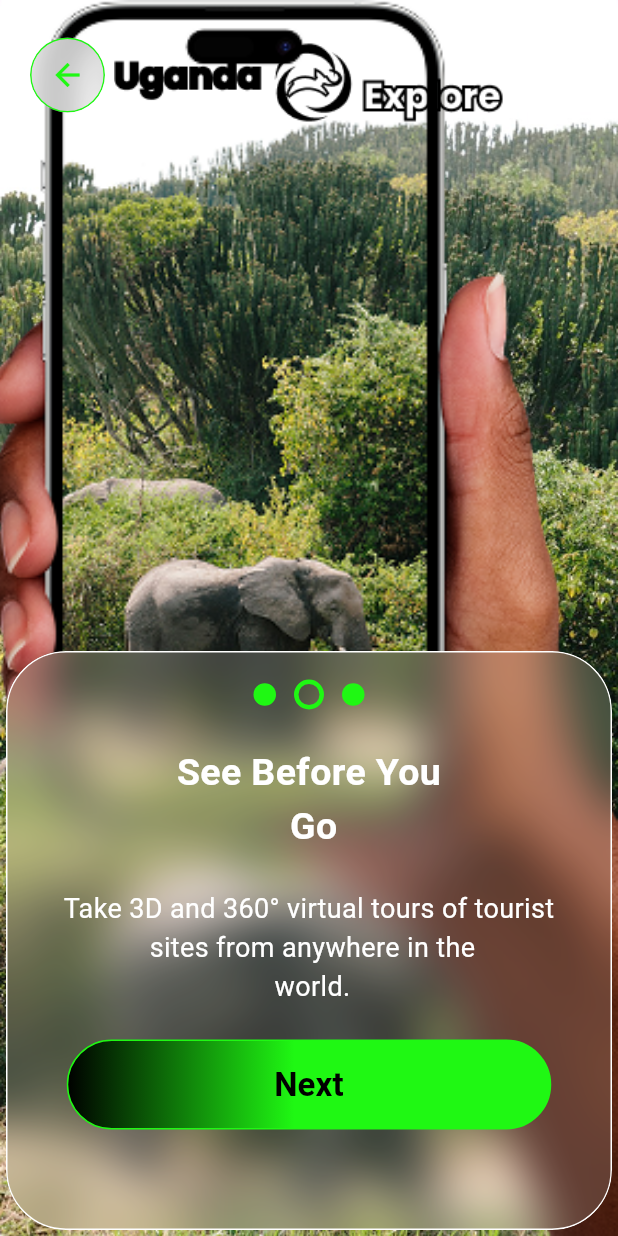
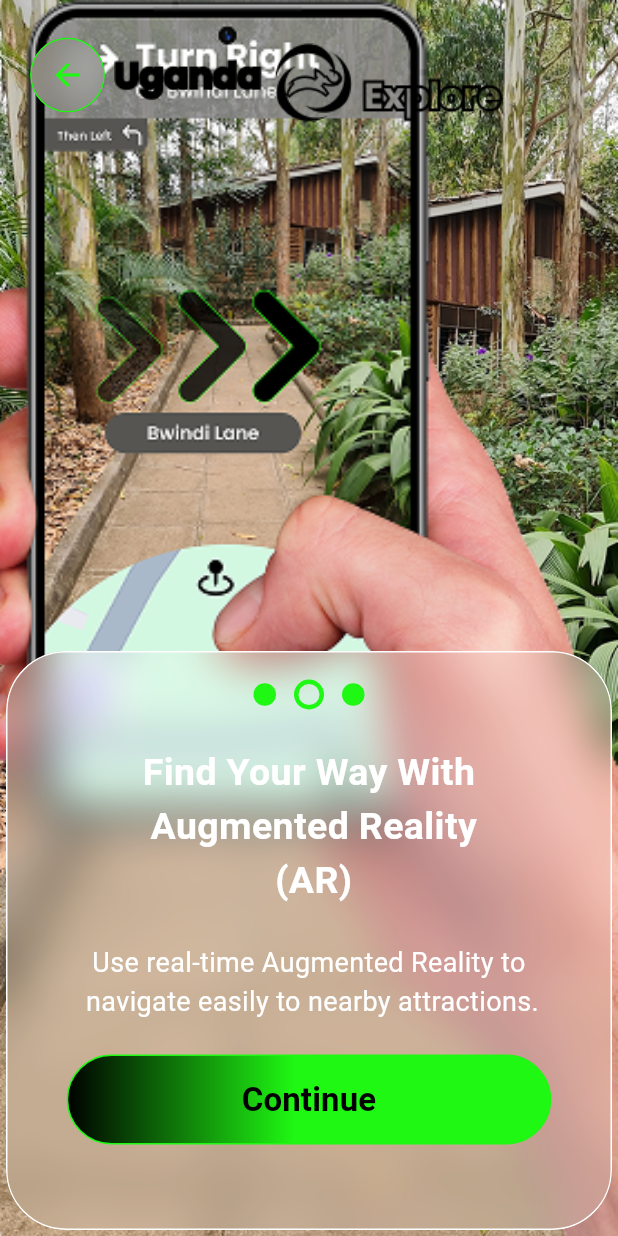
Before and after one commit to Alvin11David/UGANDA-EXPLORE, a Flutter app: the screen it shows after launch, after a tap on the "arrow back" icon, after a tap on "Get Started", after a tap on "Next", on a phone screen of 412 x 824 dp. Run offline on Flutter 3.47's test engine with Material 3 defaults, Android fonts, the phone set to English and light mode, and no system bars; our stand-ins replace firebase_core, flutter_svg; accounts and stored records are empty; Roboto replaces fonts that are missing (Outfit).

Commit message:
added navigations through the onboarding screens

```diff
--- a/uganda_explore/lib/main.dart
+++ b/uganda_explore/lib/main.dart
@@ -3,6 +3,7 @@ import 'package:flutter/material.dart';
 import 'package:uganda_explore/firebase_options.dart';
 import 'package:uganda_explore/screens/splash/onboarding_screen1.dart';
 import 'package:uganda_explore/screens/splash/onboarding_screen2.dart';
+import 'package:uganda_explore/screens/splash/onboarding_screen3.dart';
 import 'package:uganda_explore/screens/splash/splash_screen.dart';
 
 void main() async {
@@ -25,6 +26,7 @@ class MyApp extends StatelessWidget {
       routes: {
         '/onboarding_screen1': (context) => const OnboardingScreen1(),
         '/onboarding_screen2': (context) => const OnboardingScreen2(),
+        '/onboarding_screen3': (context) => const OnboardingScreen3(),
       },
       theme: ThemeData(
         // This is the theme of your application.
--- a/uganda_explore/lib/screens/splash/onboarding_screen2.dart
+++ b/uganda_explore/lib/screens/splash/onboarding_screen2.dart
@@ -170,7 +170,7 @@ class OnboardingScreen2 extends StatelessWidget {
                           ),
                           child: TextButton(
                             onPressed: () {
-                              // Add navigation or action here
+                              Navigator.of(context).pushReplacementNamed('/onboarding_screen3');
                             },
                             style: TextButton.styleFrom(
                               shape: RoundedRectangleBorder(
--- a/uganda_explore/lib/screens/splash/onboarding_screen3.dart
+++ b/uganda_explore/lib/screens/splash/onboarding_screen3.dart
@@ -0,0 +1,211 @@
+import 'dart:ui';
+
+import 'package:flutter/material.dart';
+
+class OnboardingScreen3 extends StatelessWidget {
+  const OnboardingScreen3({super.key});
+
+  @override
+  Widget build(BuildContext context) {
+    return Scaffold(
+      body: Stack(
+        children: [
+          SizedBox.expand(
+          child: Image.asset(
+            'assets/images/onboardingscreen3bg.png',
+            fit: BoxFit.cover,
+          ),
+        ),
+        Positioned(
+          top: 0,
+          bottom: 0,
+          right: 0,
+          child: Image.asset(
+            'assets/images/armockup.png',
+            fit: BoxFit.contain,
+            height: MediaQuery.of(context).size.height,
+          ),
+         ),
+         Positioned(
+          top: 5,
+          left: 0,
+          right: 0,
+          child: Center(
+            child: Image.asset(
+              'assets/logo/blackugandaexplore.png',
+              width: 260,
+              height: 100,
+              fit: BoxFit.contain,
+            ),
+          ),
+         ),
+         Positioned(
+          top: 25,
+          left: 20,
+          child: ClipOval(
+            child: BackdropFilter(
+              filter: ImageFilter.blur(sigmaX: 15, sigmaY: 15),
+              child: Container(
+                width: 50,
+                height: 50,
+                decoration: BoxDecoration(
+                  color: Colors.white.withOpacity(0.15),
+                  shape: BoxShape.circle,
+                  border: Border.all(
+                    color: Color(0xFF1FF813),
+                    width: 1,
+                  ),
+                ),
+                child: IconButton(
+                  onPressed: () {
+                    Navigator.of(context).pushReplacementNamed('/onboarding_screen2');
+                  },
+                  icon: const Icon(Icons.arrow_back_sharp, color: Color(0xFF1FF813),),)
+              ),
+            ),
+
+          )
+         ),
+         Positioned(
+          left: 4,
+          right: 4,
+          bottom: 4,
+          child: ClipRRect(
+            borderRadius: BorderRadius.circular(40),
+            child: BackdropFilter(
+              filter: ImageFilter.blur(sigmaX:15, sigmaY: 15),
+              child: Container(
+                height: 386,
+                decoration: BoxDecoration(
+                  color: Colors.white.withOpacity(0.15),
+                  borderRadius: BorderRadius.circular(40),
+                  border: Border.all(
+                    color: Colors.white,
+                    width: 1,
+                  ),
+                ),
+                child: Column(
+                  children: [
+                    const SizedBox(height: 18,),
+                    Row(
+                      mainAxisAlignment: MainAxisAlignment.center,
+                      children: [
+                        Container(
+                          width: 15,
+                          height: 15,
+                          decoration: const BoxDecoration(
+                            shape: BoxShape.circle,
+                            color: Color(0xFF1FF813),
+                          ),
+                        ),
+                        const SizedBox(width: 12,),
+                        Container(
+                          width: 20,
+                          height: 20,
+                          decoration: BoxDecoration(
+                            shape: BoxShape.circle,
+                            border: Border.all(
+                              color: Color(0xFF1FF813),
+                              width: 3,
+                          ),
+                          color: Colors.transparent,
+                          ),
+                        ),
+                        const SizedBox(width: 12,),
+                        Container(
+                          width: 15,
+                          height: 15,
+                          decoration: const BoxDecoration(
+                            shape: BoxShape.circle,
+                            color: Color(0xFF1FF813),
+                          ),
+                        ),
+                      ]
+                    ),
+                    const SizedBox(height: 24),
+                      // Main text
+                      const Text(
+                        "Find Your Way With\n Augmented Reality\n (AR)",
+                        textAlign: TextAlign.center,
+                        style: TextStyle(
+                          fontFamily: 'Outfit',
+                          fontWeight: FontWeight.bold,
+                          fontSize: 25,
+                          color: Colors.white,
+                        ),
+                      ),
+                      const SizedBox(height: 24),
+                      // Subtitle
+                      const Text(
+                        "Use real-time Augmented Reality to\n navigate easily to nearby attractions.",
+                        textAlign: TextAlign.center,
+                        style: TextStyle(
+                          fontFamily: 'Outfit',
+                          fontSize: 18,
+                          fontWeight: FontWeight.w400,
+                          color: Colors.white,
+                        ),
+                      ),
+                      const SizedBox(height: 22),
+                      // Get Started Button
+                      Center(
+                        child: Container(
+                          width: 323,
+                          height: 60,
+                          decoration: BoxDecoration(
+                            borderRadius: BorderRadius.circular(30),
+                            gradient: const LinearGradient(
+                              begin: Alignment.centerLeft,
+                              end: Alignment.centerRight,
+                              colors: [
+                                Color(0xFF000000),
+                                Color(0xFF1FF813),
+                              ],
+                              stops: [0.0, 0.47],
+                            ),
+                            border: Border.all(
+                              color: Color(0xFF1FF813),
+                              width: 1,
+                            ),
+                          ),
+                          child: TextButton(
+                            onPressed: () {
+                              // Add navigation or action here
+                            },
+                            style: TextButton.styleFrom(
+                              shape: RoundedRectangleBorder(
+                                borderRadius: BorderRadius.circular(30),
+                              ),
+                              padding: EdgeInsets.zero,
+                            ),
+                            child: Row(
+                              mainAxisAlignment: MainAxisAlignment.center,
+                              children: [
+                                Expanded(
+                                  child: Text(
+                                    "Continue",
+                                    textAlign: TextAlign.center,
+                                    style: TextStyle(
+                                      fontFamily: 'Outfit',
+                                      fontWeight: FontWeight.bold,
+                                      fontSize: 22,
+                                      color: Colors.black,
+                                    ),
+                                  ),
+                                ),
+                              ],
+                            ),
+                          ),
+                       ),
+                     ),
+                  ],
+                )
+              ),
+            ),
+          ),
+          ),
+         ]
+        )
+      );
+  }
+}
```
